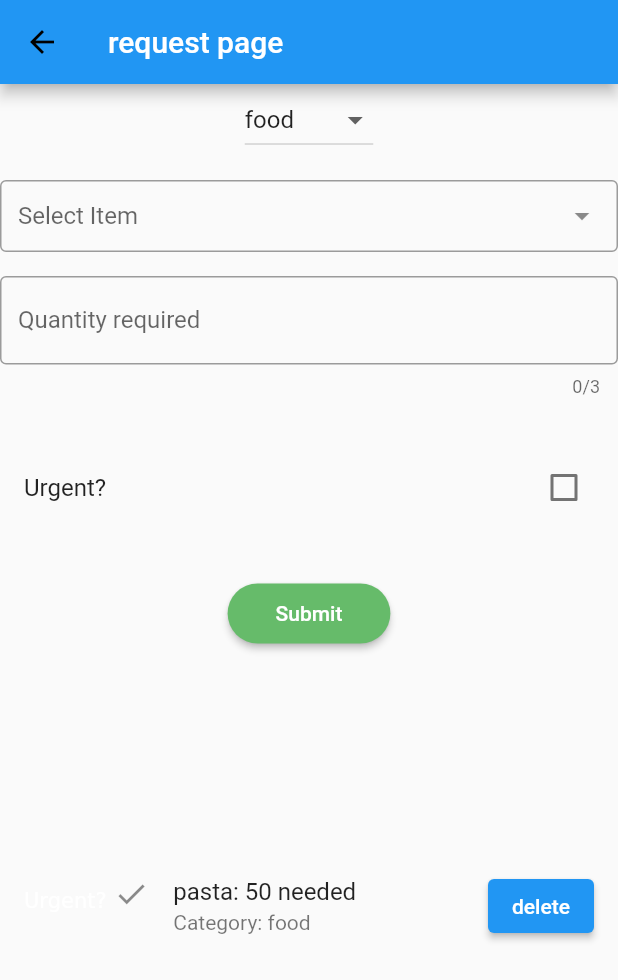
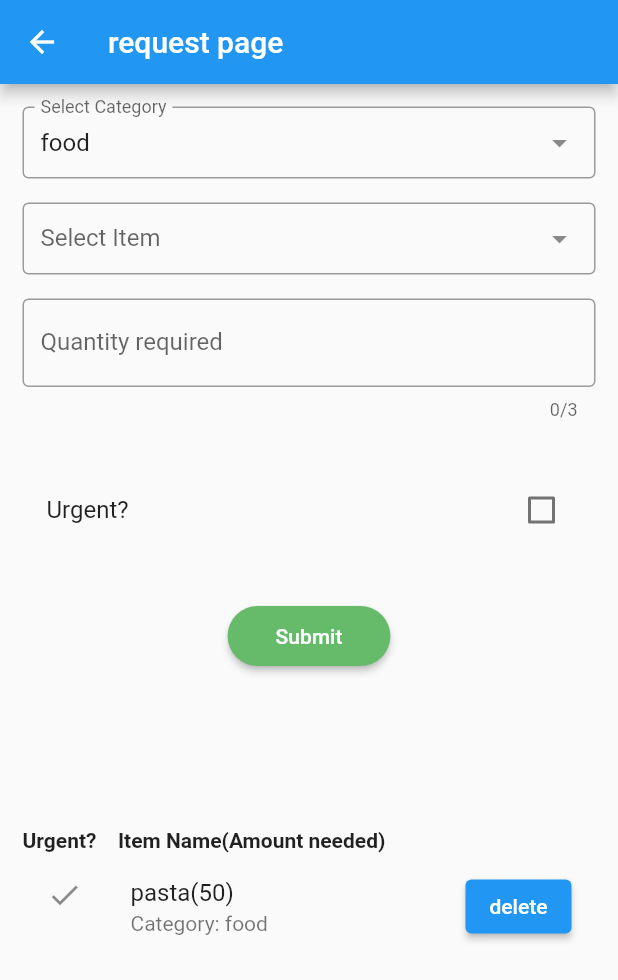
Before and after one commit to Bunksly/frontend-project, a Flutter app: the screen it shows after launch, after a tap on "Request Items", on a phone screen of 412 x 824 dp. Shown: the top 980 px of the screen. Run offline on Flutter 3.47's test engine with Material 2 defaults, Android fonts, the light colour scheme and no system bars; drawn by our look-alikes of dropdown_search; our stand-ins replace google_maps_flutter; network calls fail.

Commit message:
added functional delete button and styled the profile and requested pages a little bit

```diff
--- a/lib/profile_page.dart
+++ b/lib/profile_page.dart
@@ -43,7 +43,9 @@ class _ProfilePageState extends State<ProfilePage> {
 
     return Scaffold(
         appBar: buildAppBar(context),
-        body: Column(children: [
+        body: Padding(
+            padding: EdgeInsets.all(15),
+            child: Column(children: [
               Expanded(
                 flex: 2,
                 child: ListView(
@@ -59,27 +61,34 @@ class _ProfilePageState extends State<ProfilePage> {
                   ],
                 ),
               ),
+              Row(
+                children: const [
+                  Expanded(
+                      flex: 1,
+                      child: Text("Urgent?",
+                          style: TextStyle(fontWeight: FontWeight.bold))),
+                  Expanded(
+                      flex: 4,
+                      child: Text("Item Name(Amount needed)",
+                          style: TextStyle(fontWeight: FontWeight.bold))),
+                  Expanded(
+                      child: Text("category",
+                          style: TextStyle(fontWeight: FontWeight.bold)))
+                ],
+              ),
               Expanded(
                   child: ListView.builder(
                       itemCount: needList.length,
                       itemBuilder: (context, i) {
                         return ListTile(
-                      leading: RichText(
-                          text: TextSpan(children: [
-                        TextSpan(text: "Urgent?\n "),
-                        WidgetSpan(child: urgentIcon(needList[i]["isUrgent"]))
-                      ])),
-                      title: Text(needList[i]["itemName"] + ": "+needList[i]["quantityRequired"].toString()+" needed"),
-                      subtitle:
-                          Text("Category: " + needList[i]["categoryName"]),
+                          leading: urgentIcon(needList[i]["isUrgent"]),
+                          title: Text(needList[i]["itemName"] +
+                              "(${needList[i]["quantityRequired"].toString()})"),
+                          trailing: Text(needList[i]["categoryName"]),
                           //  trailing:
-
-
-
                         );
-                  })
-                  )
-        ]));
+                      }))
+            ])));
   }
 
 // foodbank name address and button to next page
--- a/lib/request_page.dart
+++ b/lib/request_page.dart
@@ -14,7 +14,7 @@ class RequestPage extends StatelessWidget {
     return Scaffold(
       appBar: AppBar(
         leading: IconButton(
-          icon: Icon(Icons.arrow_back, color: Colors.black),
+          icon: Icon(Icons.arrow_back, color: Colors.white),
           onPressed: () => Navigator.of(context).pop(),
         ),
         title: Text(title),
@@ -53,9 +53,9 @@ class _MainPageState extends State<MainPage> {
 
   Icon urgentIcon(input) {
     if (input) {
-      return Icon(Icons.check);
+      return const Icon(Icons.check);
     } else {
-      return Icon(Icons.close);
+      return const Icon(Icons.close);
     }
   }
 
@@ -66,7 +66,9 @@ class _MainPageState extends State<MainPage> {
   }
 
   @override
-  Widget build(BuildContext context) => Column(children: [
+  Widget build(BuildContext context) => Padding(
+      padding: EdgeInsets.all(15),
+      child: Column(children: [
         Expanded(
             flex: 2,
             child: Form(
@@ -85,42 +87,60 @@ class _MainPageState extends State<MainPage> {
                   buildSubmit(),
                 ],
               ),
-            )
-            ),
+            )),
+        Row(
+          children: const [
+            Expanded(
+                flex: 1,
+                child: Text("Urgent?",
+                    style: TextStyle(fontWeight: FontWeight.bold))),
+            Expanded(
+                flex: 4,
+                child: Text("Item Name(Amount needed)",
+                    style: TextStyle(fontWeight: FontWeight.bold))),
+            Expanded(child: Text(""))
+          ],
+        ),
         Expanded(
           child: ListView.builder(
-
-
               itemCount: widget.list.length,
               itemBuilder: (context, i) {
-               return ListTile(
-                  leading: RichText(
-                      text: TextSpan(children: [
-                    TextSpan(text: "Urgent? "),
-                    WidgetSpan(child: urgentIcon(widget.list[i]["isUrgent"]))
-                  ])
-                  ),
-                  title: Text(widget.list[i]["itemName"] + ": "+widget.list[i]["quantityRequired"].toString()+" needed"),
+                return ListTile(
+                  leading: urgentIcon(widget.list[i]["isUrgent"]),
+                  title: Text(widget.list[i]["itemName"] +
+                      "(${widget.list[i]["quantityRequired"].toString()})"),
                   subtitle: Text("Category: " + widget.list[i]["categoryName"]),
-                  trailing: ElevatedButton(child: Text("delete") ,onPressed: (){}),
+                  trailing: ElevatedButton(
+                      child: const Text("delete"),
+                      onPressed: () {
+                        setState(() {
+                          widget.list.removeWhere((e) =>
+                              e["itemName"] == widget.list[i]["itemName"] &&
+                              e["isUrgent"] == widget.list[i]["isUrgent"]);
+                          widget.statefn(widget.list);
+                        });
+                      }),
                 );
               }),
         )
-      ]);
+      ]));
 
-  Widget buildCategory() => DropdownButton(
-      value: dropdownValue,
-      items: categoryList.map<DropdownMenuItem<String>>((String value) {
-        return DropdownMenuItem<String>(
-          value: value,
-          child: Text(value),
-        );
-      }).toList(),
+  Widget buildCategory() => DropdownSearch<String>(
+      mode: Mode.MENU,
+      items: categoryList,
+      selectedItem: dropdownValue,
+      label: "Select Category",
+      showSearchBox: false,
+      popupItemDisabled: (String s) => s.startsWith('I'),
+      validator: (value) {
+        if (value == null) return "Select Category";
+        return null;
+      },
       onChanged: (String? newValue) {
         setState(() {
           dropdownValue = newValue!;
           categoryName = newValue;
-           itemName = null;
+          itemName = null;
         });
       });
 
@@ -141,41 +161,16 @@ class _MainPageState extends State<MainPage> {
         });
       });
 
-  // Widget buildItemName() => TextFormField(
-  //       decoration: InputDecoration(
-  //         labelText: 'item name',
-  //         border: OutlineInputBorder(),
-  //         // errorBorder:
-  //         //     OutlineInputBorder(borderSide: BorderSide(color: Colors.purple)),
-  //         // focusedErrorBorder:
-  //         //     OutlineInputBorder(borderSide: BorderSide(color: Colors.purple)),
-  //         // errorStyle: TextStyle(color: Colors.purple),
-  //       ),
-  //       validator: (value) {
-  //         if (value == null) {
-  //           return 'Enter an item name';
-  //         } else if (value.length < 4) {
-  //           return 'Enter at least 4 characters';
-  //         } else {
-  //           return null;
-  //         }
-  //       },
-  //       maxLength: 30,
-  //       onSaved: (value) => setState(() => itemName = value!),
-  //     );
-
   Widget buildQuantityRequired() => TextFormField(
-
-        decoration: InputDecoration(
+        decoration: const InputDecoration(
           labelText: 'Quantity required',
           border: OutlineInputBorder(),
         ),
         validator: (String? value) {
-
-          final pattern = r'(^[0-9]*$)';
+          const pattern = r'(^[0-9]*$)';
           final regExp = RegExp(pattern);
           if (value == null) return 'Enter an amount';
-          if (value.length== 0) {
+          if (value.length == 0) {
             print(value);
             return 'Enter an amount';
           } else if (!regExp.hasMatch(value)) {
@@ -198,25 +193,6 @@ class _MainPageState extends State<MainPage> {
           isUrgent = newValue;
         });
       });
-
-  // Widget buildIsUrgent() => TextFormField(
-  //       decoration: InputDecoration(
-  //         labelText: 'Urgent?',
-  //         border: OutlineInputBorder(),
-  //       ),
-  //       validator: (value) {
-  //        if (value == null) {
-  //           return 'enter a password';
-  //         } else if (value.length < 7) {
-  //           return 'Password must be at least 7 characters long';
-  //         } else {
-  //           return null;
-  //         }
-  //       },
-  //       onSaved: (value) => setState(() => password = value),
-  //       keyboardType: TextInputType.visiblePassword,
-  //       obscureText: true,
-  //     );
 
   Widget buildSubmit() => Builder(
         builder: (context) => ButtonWidget(
@@ -255,21 +231,8 @@ class _MainPageState extends State<MainPage> {
               duplicateAdder();
 
               widget.statefn(widget.list);
-
-
-              // final message =
-              //     'Username: $itemName\nPassword: $isUrgent\nEmail: $quantityRequired\nCategory: $categoryName';
-              // final snackBar = SnackBar(
-              //   content: Text(
-              //     message,
-              //     style: TextStyle(fontSize: 20),
-              //   ),
-              //   backgroundColor: Colors.green,
-              // );
-              // ScaffoldMessenger.of(context).showSnackBar(snackBar);
             }
           },
         ),
       );
-
 }
```
Lines whose indentation alone changed are shown as unchanged.
